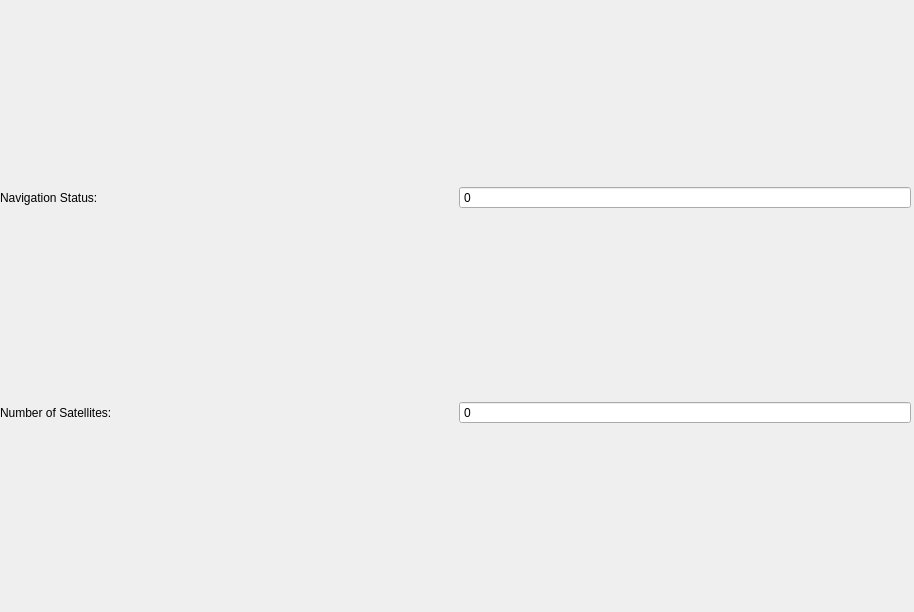
Old version of the form src/lib/visualization/Aux1GPSControl.ui in the repository jmaye/libposlv.
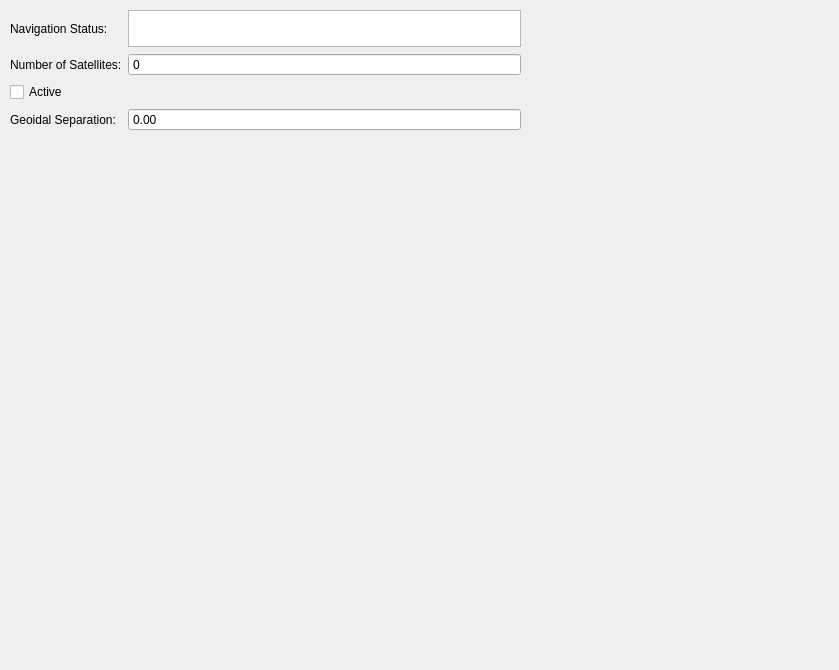
New version of the form.

Patch:
```diff
--- a/src/lib/visualization/Aux1GPSControl.ui
+++ b/src/lib/visualization/Aux1GPSControl.ui
@@ -6,8 +6,8 @@
    <rect>
     <x>0</x>
     <y>0</y>
-    <width>914</width>
-    <height>612</height>
+    <width>839</width>
+    <height>670</height>
    </rect>
   </property>
   <property name="windowTitle">
@@ -16,44 +16,64 @@
   <widget class="QWidget" name="gridLayoutWidget_4">
    <property name="geometry">
     <rect>
-     <x>0</x>
-     <y>0</y>
-     <width>911</width>
-     <height>611</height>
+     <x>10</x>
+     <y>10</y>
+     <width>511</width>
+     <height>121</height>
     </rect>
    </property>
    <layout class="QGridLayout" name="aux1GPSLayout">
-    <item row="1" column="2">
-     <widget class="QSpinBox" name="satAux1GPSSpinBox">
-      <property name="readOnly">
-       <bool>true</bool>
-      </property>
-      <property name="buttonSymbols">
-       <enum>QAbstractSpinBox::NoButtons</enum>
+    <item row="1" column="0">
+     <widget class="QLabel" name="satAux1GPSLabel">
+      <property name="text">
+       <string>Number of Satellites:</string>
       </property>
      </widget>
     </item>
-    <item row="0" column="1">
+    <item row="0" column="0">
      <widget class="QLabel" name="navAux1GPSLabel">
       <property name="text">
        <string>Navigation Status:</string>
       </property>
      </widget>
     </item>
-    <item row="0" column="2">
-     <widget class="QSpinBox" name="navAux1GPSSpinBox">
-      <property name="readOnly">
-       <bool>true</bool>
-      </property>
-      <property name="buttonSymbols">
-       <enum>QAbstractSpinBox::NoButtons</enum>
-      </property>
-     </widget>
-    </item>
     <item row="1" column="1">
-     <widget class="QLabel" name="satAux1GPSLabel">
+     <widget class="QSpinBox" name="satAux1GPSSpinBox">
+      <property name="readOnly">
+       <bool>true</bool>
+      </property>
+      <property name="buttonSymbols">
+       <enum>QAbstractSpinBox::NoButtons</enum>
+      </property>
+     </widget>
+    </item>
+    <item row="0" column="1">
+     <widget class="QTextBrowser" name="navAux1GPSText"/>
+    </item>
+    <item row="4" column="0">
+     <widget class="QLabel" name="geoidalAux1GPSLabel">
       <property name="text">
-       <string>Number of Satellites:</string>
+       <string>Geoidal Separation:</string>
+      </property>
+     </widget>
+    </item>
+    <item row="4" column="1">
+     <widget class="QDoubleSpinBox" name="geoidalAux1GPSSpinBox">
+      <property name="readOnly">
+       <bool>true</bool>
+      </property>
+      <property name="buttonSymbols">
+       <enum>QAbstractSpinBox::NoButtons</enum>
+      </property>
+     </widget>
+    </item>
+    <item row="2" column="0">
+     <widget class="QCheckBox" name="activeAux1CheckBox">
+      <property name="text">
+       <string>Active</string>
+      </property>
+      <property name="checkable">
+       <bool>false</bool>
       </property>
      </widget>
     </item>
```
Left out of the diff: 2 changed lines with no effect on the pictures.
